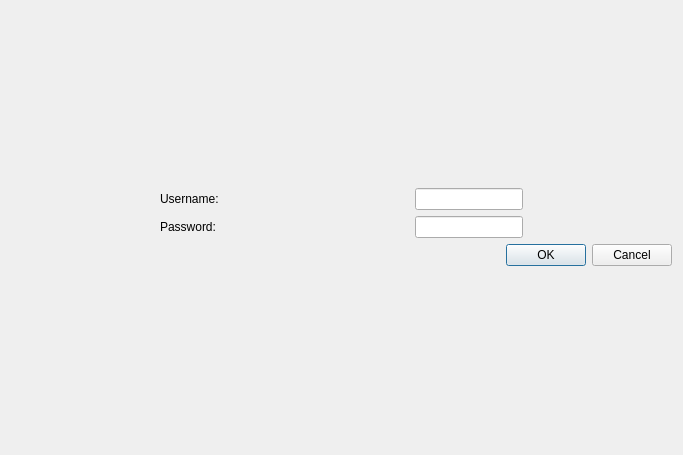
Above: GUI/dialog.ui from SanLee-CSStudent/AlphaCrane before the change. Below: the same form after it.
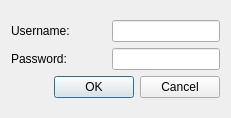
That is the form after the change.

```diff
--- a/GUI/dialog.ui
+++ b/GUI/dialog.ui
@@ -9,8 +9,8 @@
    <rect>
     <x>0</x>
     <y>0</y>
-    <width>683</width>
-    <height>455</height>
+    <width>231</width>
+    <height>118</height>
    </rect>
   </property>
   <property name="sizePolicy">
@@ -32,6 +32,12 @@
        </property>
        <item>
         <widget class="QLabel" name="label_2">
+         <property name="sizePolicy">
+          <sizepolicy hsizetype="Fixed" vsizetype="Fixed">
+           <horstretch>0</horstretch>
+           <verstretch>0</verstretch>
+          </sizepolicy>
+         </property>
          <property name="maximumSize">
           <size>
            <width>100</width>
@@ -46,7 +52,7 @@
        <item>
         <widget class="QLineEdit" name="username">
          <property name="sizePolicy">
-          <sizepolicy hsizetype="Maximum" vsizetype="Maximum">
+          <sizepolicy hsizetype="Fixed" vsizetype="Fixed">
            <horstretch>0</horstretch>
            <verstretch>0</verstretch>
           </sizepolicy>
@@ -59,6 +65,12 @@
       <layout class="QHBoxLayout" name="horizontalLayout_2" stretch="1,0">
        <item>
         <widget class="QLabel" name="label">
+         <property name="sizePolicy">
+          <sizepolicy hsizetype="Fixed" vsizetype="Fixed">
+           <horstretch>0</horstretch>
+           <verstretch>0</verstretch>
+          </sizepolicy>
+         </property>
          <property name="maximumSize">
           <size>
            <width>100</width>
@@ -73,7 +85,7 @@
        <item>
         <widget class="QLineEdit" name="password">
          <property name="sizePolicy">
-          <sizepolicy hsizetype="Maximum" vsizetype="Maximum">
+          <sizepolicy hsizetype="Fixed" vsizetype="Fixed">
            <horstretch>0</horstretch>
            <verstretch>0</verstretch>
           </sizepolicy>
```
